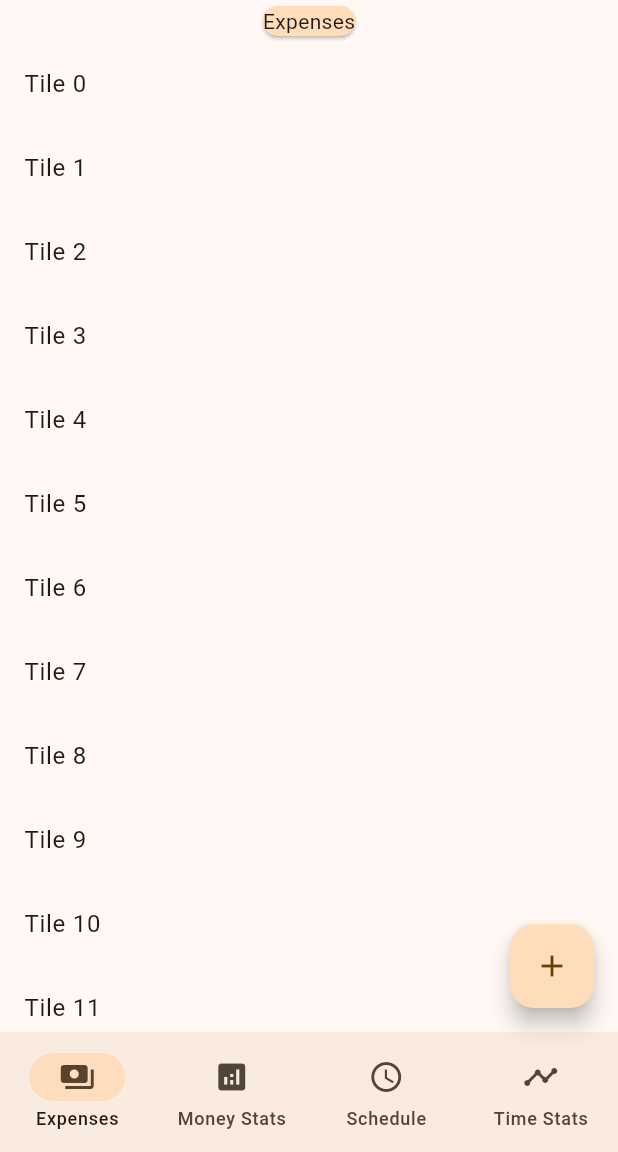
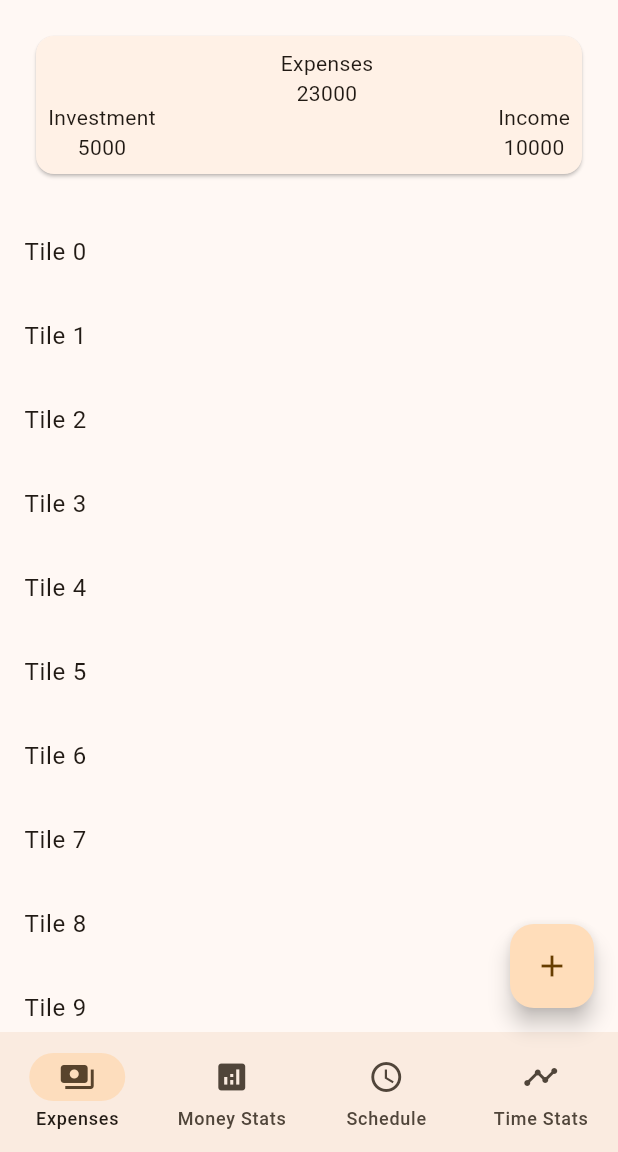
Before and after one commit to SwapnilVarpe/tracker, a Flutter app: the screen it shows after launch, on a phone screen of 412 x 824 dp, the part 84-1236 px from its top. Run offline on Flutter 3.47's test engine with Material 2 defaults, Android fonts, the phone set to English and light mode, and no system bars; our stand-ins replace go_router.

Commit message:
started expenses page

```diff
--- a/lib/expenses.dart
+++ b/lib/expenses.dart
@@ -5,11 +5,38 @@ class Expenses extends StatelessWidget {
 
   @override
   Widget build(BuildContext context) {
-    return Column(crossAxisAlignment: CrossAxisAlignment.center, children: [
-      Card(
-        color: Theme.of(context).colorScheme.primaryContainer,
-        child: const Text('Expenses'),
-      ),
+    return Column(crossAxisAlignment: CrossAxisAlignment.stretch, children: [
+      const Padding(
+          padding: EdgeInsets.all(20),
+          child: SizedBox(
+              height: 100,
+              child: Card(
+                child: Row(
+                    mainAxisAlignment: MainAxisAlignment.spaceBetween,
+                    children: [
+                      Padding(
+                        padding: EdgeInsets.all(8.0),
+                        child: Column(
+                          mainAxisAlignment: MainAxisAlignment.end,
+                          children: [Text('Investment'), Text('5000')],
+                        ),
+                      ),
+                      Padding(
+                        padding: EdgeInsets.all(8.0),
+                        child: Column(
+                          mainAxisAlignment: MainAxisAlignment.start,
+                          children: [Text('Expenses'), Text('23000')],
+                        ),
+                      ),
+                      Padding(
+                        padding: EdgeInsets.all(8.0),
+                        child: Column(
+                          mainAxisAlignment: MainAxisAlignment.end,
+                          children: [Text('Income'), Text('10000')],
+                        ),
+                      )
+                    ]),
+              ))),
       Expanded(
         child: ListView(children: [
           for (int index = 0; index < 20; index++)
```
